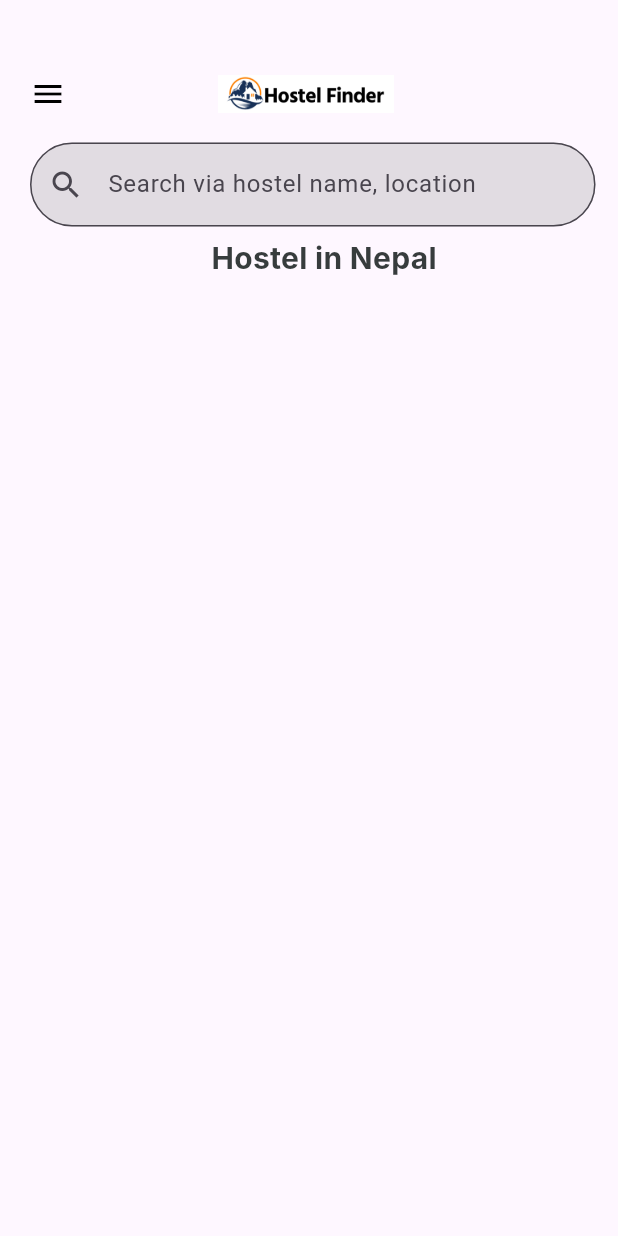
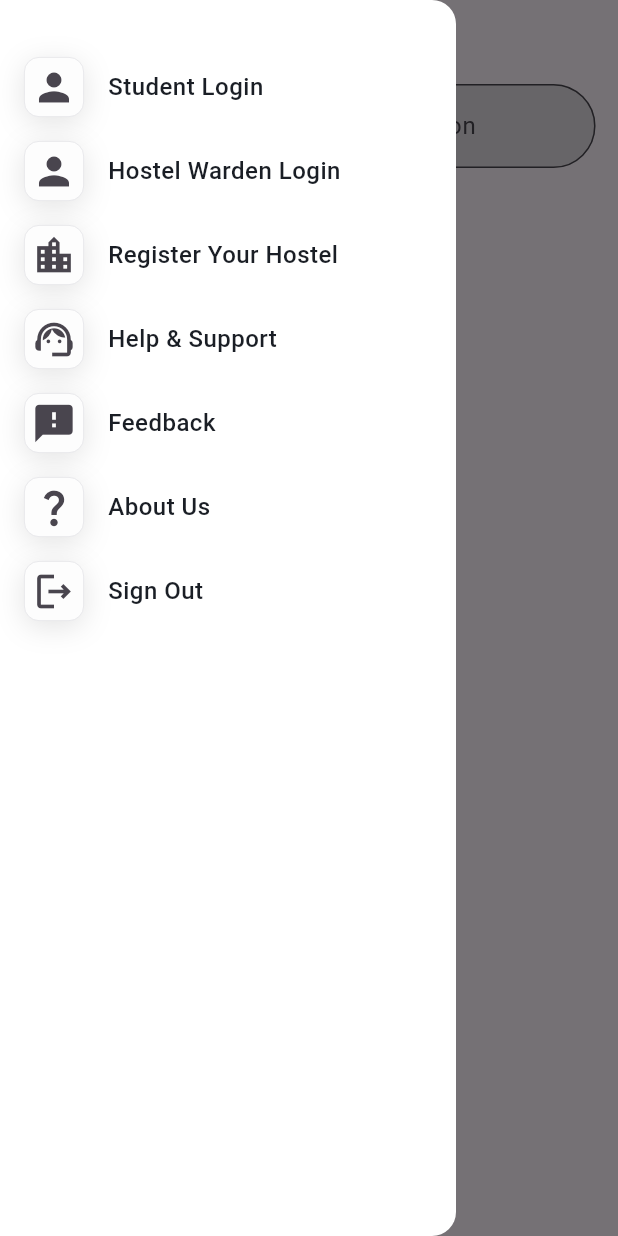
Before and after one commit to dipeshrawal/Hostel_Finder, a Flutter app: the Visitor_Dashboard screen opened directly, with the side drawer open (before the commit the screen has no drawer), on a phone screen of 412 x 824 dp. Run offline on Flutter 3.47's test engine with Material 3 defaults, Android fonts, the phone set to English and light mode, and no system bars; our stand-ins replace get, icons_plus; Roboto replaces fonts that are missing (Hind, Inter).

Commit message:
first commit

```diff
--- a/lib/Forget Password/Forget_Password.dart
+++ b/lib/Forget Password/Forget_Password.dart
@@ -30,14 +30,14 @@ class Forget_Password_state extends State<Forget_Password>{
     // TODO: implement build
     var size = MediaQuery.of(context).size;
     return Scaffold(
+      appBar: AppBar(
+        title: Image.asset('assets/images/header.png', height: 25, width: 270,),
+      ),
       body: SingleChildScrollView(
         child: Padding(
           padding: const EdgeInsets.only(left: 20, top: 50, right: 20),
           child: Column(
             children: [
-              Container(
-                child: Image.asset('assets/images/header.png', height: 25, width: 200,),
-              ),
               SizedBox(height: 40,),
               Row(
                 children: [
--- /dev/null
+++ b/lib/Navigation_Slider.dart
@@ -0,0 +1,251 @@
+import 'package:flutter/material.dart';
+import 'package:get/get.dart';
+import 'package:hostel_finder/Sign_Up.dart';
+
+class Navigation_Slider extends StatelessWidget {
+  const Navigation_Slider({super.key});
+
+  @override
+  Widget build(BuildContext context) {
+    return Drawer(
+      backgroundColor: Colors.white,
+      child: ListView(
+        children: [
+          SizedBox(height: 30,),
+          ListTile(
+            leading: Container(
+                height:40,
+                width:40,
+              decoration: ShapeDecoration(
+                color: Color(0xFFFDFDFD),
+                shape: RoundedRectangleBorder(
+                  side: BorderSide(width: 0.50, color: Color(0xFFE3E3E7)),
+                  borderRadius: BorderRadius.circular(10),
+                ),
+                shadows: [
+                  BoxShadow(
+                    color: Color(0x26454545),
+                    blurRadius: 16,
+                    offset: Offset(0, 4),
+                    spreadRadius: 0,
+                  )
+                ],
+              ),
+                child: Icon(Icons.person,size: 30),),
+            title: Text(
+              'Student Login',
+              style: TextStyle(
+                color: Color(0xFF1A1E25),
+                fontSize: 16,
+                fontFamily: 'Hind',
+                fontWeight: FontWeight.w500,
+                height: 0.06,
+                letterSpacing: 0.32,
+              ),
+            ),
+            onTap: () => Sign_Up(),
+          ),
+          ListTile(
+            leading: Container(
+              height:40,
+              width:40,
+              decoration: ShapeDecoration(
+                color: Color(0xFFFDFDFD),
+                shape: RoundedRectangleBorder(
+                  side: BorderSide(width: 0.50, color: Color(0xFFE3E3E7)),
+                  borderRadius: BorderRadius.circular(10),
+                ),
+                shadows: [
+                  BoxShadow(
+                    color: Color(0x26454545),
+                    blurRadius: 16,
+                    offset: Offset(0, 4),
+                    spreadRadius: 0,
+                  )
+                ],
+              ),
+              child: Icon(Icons.person,size: 30),),
+            title: Text(
+              'Hostel Warden Login ',
+              style: TextStyle(
+                color: Color(0xFF1A1E25),
+                fontSize: 16,
+                fontFamily: 'Hind',
+                fontWeight: FontWeight.w500,
+                height: 0.06,
+                letterSpacing: 0.32,
+              ),
+            ),
+            onTap: () => Sign_Up(),
+          ),
+          ListTile(
+            leading: Container(
+              height:40,
+              width:40,
+              decoration: ShapeDecoration(
+                color: Color(0xFFFDFDFD),
+                shape: RoundedRectangleBorder(
+                  side: BorderSide(width: 0.50, color: Color(0xFFE3E3E7)),
+                  borderRadius: BorderRadius.circular(10),
+                ),
+                shadows: [
+                  BoxShadow(
+                    color: Color(0x26454545),
+                    blurRadius: 16,
+                    offset: Offset(0, 4),
+                    spreadRadius: 0,
+                  )
+                ],
+              ),
+              child: Icon(Icons.location_city_outlined,size: 30),),
+            title: Text(
+              'Register Your Hostel',
+              style: TextStyle(
+                color: Color(0xFF1A1E25),
+                fontSize: 16,
+                fontFamily: 'Hind',
+                fontWeight: FontWeight.w500,
+                height: 0.06,
+                letterSpacing: 0.32,
+              ),
+            ),
+            onTap: () => Sign_Up(),
+          ),
+          ListTile(
+            leading: Container(
+              height:40,
+              width:40,
+              decoration: ShapeDecoration(
+                color: Color(0xFFFDFDFD),
+                shape: RoundedRectangleBorder(
+                  side: BorderSide(width: 0.50, color: Color(0xFFE3E3E7)),
+                  borderRadius: BorderRadius.circular(10),
+                ),
+                shadows: [
+                  BoxShadow(
+                    color: Color(0x26454545),
+                    blurRadius: 16,
+                    offset: Offset(0, 4),
+                    spreadRadius: 0,
+                  )
+                ],
+              ),
+              child: Icon(Icons.support_agent,size: 30),),
+            title: Text(
+              'Help & Support',
+              style: TextStyle(
+                color: Color(0xFF1A1E25),
+                fontSize: 16,
+                fontFamily: 'Hind',
+                fontWeight: FontWeight.w500,
+                height: 0.06,
+                letterSpacing: 0.32,
+              ),
+            ),
+            onTap: () => Sign_Up(),
+          ),
+          ListTile(
+            leading: Container(
+              height:40,
+              width:40,
+              decoration: ShapeDecoration(
+                color: Color(0xFFFDFDFD),
+                shape: RoundedRectangleBorder(
+                  side: BorderSide(width: 0.50, color: Color(0xFFE3E3E7)),
+                  borderRadius: BorderRadius.circular(10),
+                ),
+                shadows: [
+                  BoxShadow(
+                    color: Color(0x26454545),
+                    blurRadius: 16,
+                    offset: Offset(0, 4),
+                    spreadRadius: 0,
+                  )
+                ],
+              ),
+              child: Icon(Icons.feedback,size: 30),),
+            title: Text(
+              'Feedback',
+              style: TextStyle(
+                color: Color(0xFF1A1E25),
+                fontSize: 16,
+                fontFamily: 'Hind',
+                fontWeight: FontWeight.w500,
+                height: 0.06,
+                letterSpacing: 0.32,
+              ),
+            ),
+            onTap: () => Sign_Up(),
+          ),
+          ListTile(
+            leading: Container(
+              height:40,
+              width:40,
+              decoration: ShapeDecoration(
+                color: Color(0xFFFDFDFD),
+                shape: RoundedRectangleBorder(
+                  side: BorderSide(width: 0.50, color: Color(0xFFE3E3E7)),
+                  borderRadius: BorderRadius.circular(10),
+                ),
+                shadows: [
+                  BoxShadow(
+                    color: Color(0x26454545),
+                    blurRadius: 16,
+                    offset: Offset(0, 4),
+                    spreadRadius: 0,
+                  )
+                ],
+              ),
+              child: Icon(Icons.question_mark_outlined,size: 30),),
+            title: Text(
+              'About Us',
+              style: TextStyle(
+                color: Color(0xFF1A1E25),
+                fontSize: 16,
+                fontFamily: 'Hind',
+                fontWeight: FontWeight.w500,
+                height: 0.06,
+                letterSpacing: 0.32,
+              ),
+            ),
+            onTap: () => Sign_Up(),
+          ),
+          ListTile(
+            leading: Container(
+              height:40,
+              width:40,
+              decoration: ShapeDecoration(
+                color: Color(0xFFFDFDFD),
+                shape: RoundedRectangleBorder(
+                  side: BorderSide(width: 0.50, color: Color(0xFFE3E3E7)),
+                  borderRadius: BorderRadius.circular(10),
+                ),
+                shadows: [
+                  BoxShadow(
+                    color: Color(0x26454545),
+                    blurRadius: 16,
+                    offset: Offset(0, 4),
+                    spreadRadius: 0,
+                  )
+                ],
+              ),
+              child: Icon(Icons.logout_outlined,size: 30),),
+            title: Text(
+              'Sign Out',
+              style: TextStyle(
+                color: Color(0xFF1A1E25),
+                fontSize: 16,
+                fontFamily: 'Hind',
+                fontWeight: FontWeight.w500,
+                height: 0.06,
+                letterSpacing: 0.32,
+              ),
+            ),
+            onTap: () => Sign_Up(),
+          ),
+
+        ],
+      ),
+    );
+  }
+}
--- a/lib/Visitor_Dashboard.dart
+++ b/lib/Visitor_Dashboard.dart
@@ -1,6 +1,6 @@
 
 import 'package:flutter/material.dart';
-import 'package:hostel_finder/Menu_Page.dart';
+import 'package:hostel_finder/Navigation_Slider.dart';
 
 
 
@@ -26,32 +26,15 @@ class Visitor_Dashboard_state extends State<Visitor_Dashboard>{
     // TODO: implement build
     var size = MediaQuery.of(context).size;
     return Scaffold(
+      drawer: Navigation_Slider(),
+      appBar: AppBar(
+        title: Image.asset('assets/images/header.png', height: 25, width: 270,),
+      ),
       body: SingleChildScrollView(
         child: Padding(
-          padding: const EdgeInsets.only(left: 20, top: 50),
+          padding: const EdgeInsets.only(left: 20,),
           child: Column(
             children: [
-              Row(
-                children: [
-                  GestureDetector(
-                      onTap: () {
-                        Navigator.push(context,
-                            MaterialPageRoute(builder: (context) => Menu_Page()));
-                        // Add your login logic here
-                      },
-                      child: Icon(Icons.menu, color: Colors.black,),),
-                  SizedBox(width: 60,),
-                  Positioned(
-                    left: 200,
-                    child: Container(
-                      child: Image.asset('assets/images/header.png', height: 25, width: 200,),
-                    ),
-                  ),
-
-                ],
-              ),
-              SizedBox(height: 20,),
-              //Search Box
               Container(
                 child: Padding(
                   padding: const EdgeInsets.only(right: 15),
```
Also changed, not shown: lib/Forget Password/Send_SMS.dart (+4 -5 lines), lib/Menu_Page.dart (deleted, +0 -361 lines).
